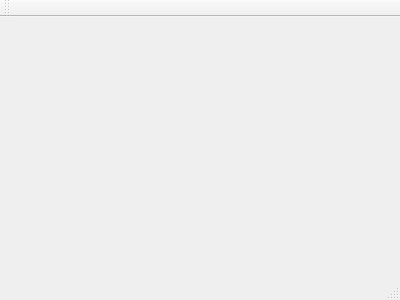
First picture: the form in DensityFlowMapCrowdSimulation/mainwindow.ui, repository gracelgilbert/Eleventh_CrowdAndCityGeneration, before the edit.
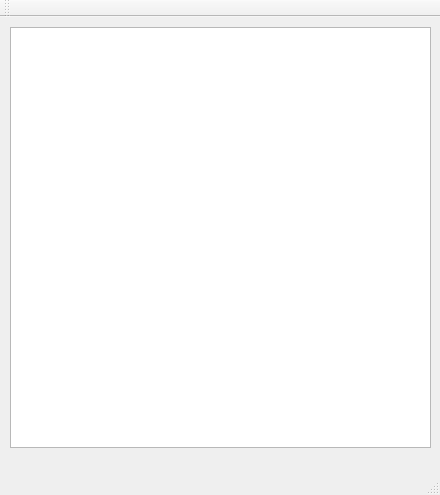
Second picture: the form after the edit.

Diff of the .ui file:
```diff
--- a/DensityFlowMapCrowdSimulation/mainwindow.ui
+++ b/DensityFlowMapCrowdSimulation/mainwindow.ui
@@ -1,24 +1,50 @@
 <ui version="4.0">
  <class>MainWindow</class>
- <widget class="QMainWindow" name="MainWindow" >
-  <property name="geometry" >
+ <widget class="QMainWindow" name="MainWindow">
+  <property name="geometry">
    <rect>
     <x>0</x>
     <y>0</y>
-    <width>400</width>
-    <height>300</height>
+    <width>440</width>
+    <height>495</height>
    </rect>
   </property>
   <property name="windowTitle" >
    <string>MainWindow</string>
   </property>
-  <widget class="QMenuBar" name="menuBar" />
-  <widget class="QToolBar" name="mainToolBar" />
-  <widget class="QWidget" name="centralWidget" />
-  <widget class="QStatusBar" name="statusBar" />
+  <widget class="QWidget" name="centralWidget">
+   <widget class="QGraphicsView" name="scene_display">
+    <property name="geometry">
+     <rect>
+      <x>10</x>
+      <y>10</y>
+      <width>421</width>
+      <height>421</height>
+     </rect>
+    </property>
+   </widget>
+  </widget>
+  <widget class="QMenuBar" name="menuBar">
+   <property name="geometry">
+    <rect>
+     <x>0</x>
+     <y>0</y>
+     <width>440</width>
+     <height>22</height>
+    </rect>
+   </property>
+  </widget>
+  <widget class="QToolBar" name="mainToolBar">
+   <attribute name="toolBarArea">
+    <enum>TopToolBarArea</enum>
+   </attribute>
+   <attribute name="toolBarBreak">
+    <bool>false</bool>
+   </attribute>
+  </widget>
+  <widget class="QStatusBar" name="statusBar"/>
  </widget>
- <layoutDefault spacing="6" margin="11" />
- <pixmapfunction></pixmapfunction>
+ <layoutdefault spacing="6" margin="11"/>
  <resources/>
  <connections/>
 </ui>
```
Left out of the diff: 3 changed lines with no effect on the pictures.
